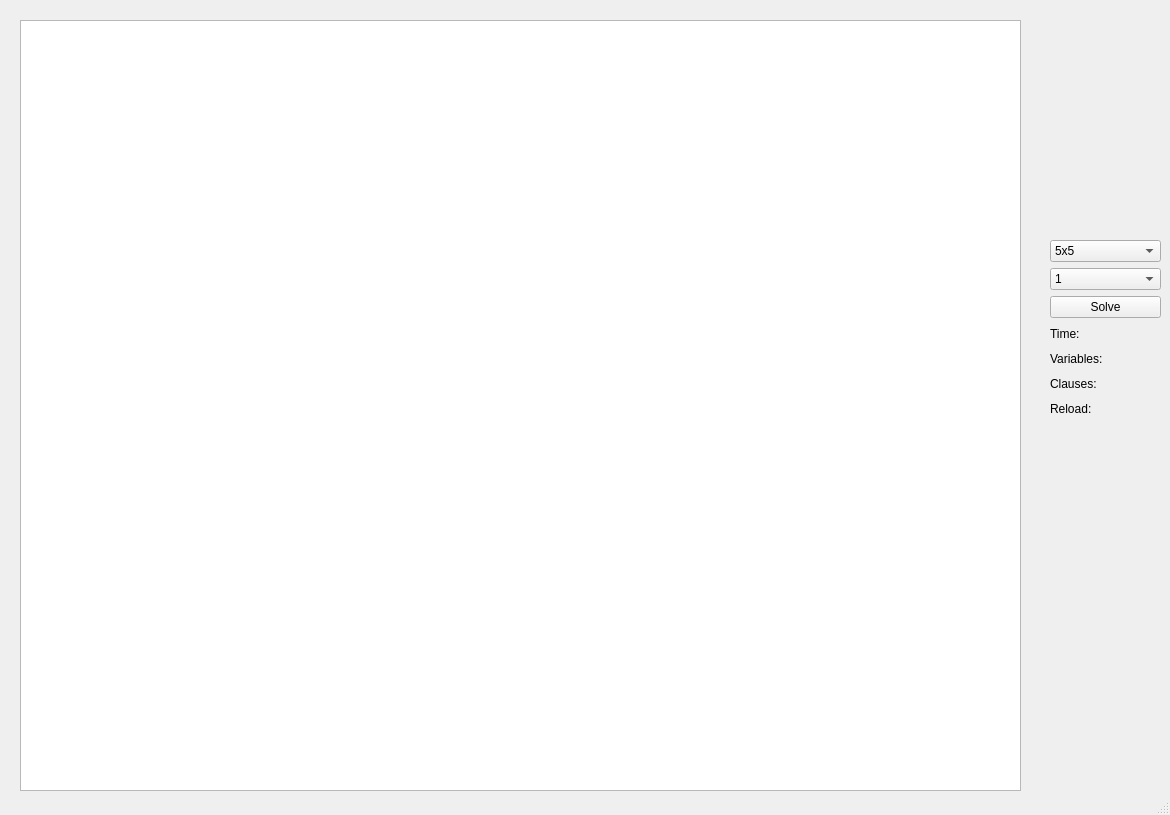
Above: map/ui.ui from PhamVietHaK64/Slitherlink before the change. Below: the same form after it.
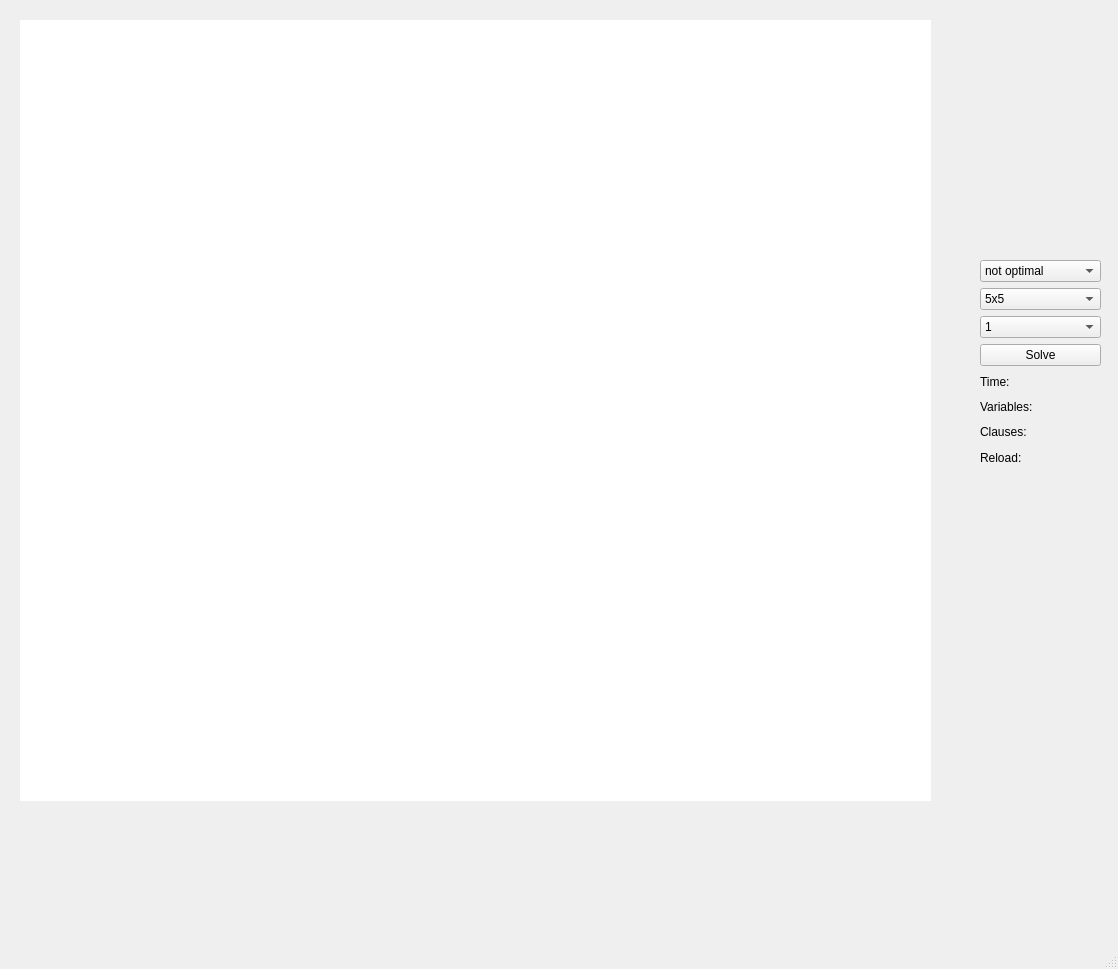
That is the form after the change.

Patch:
```diff
--- a/map/ui.ui
+++ b/map/ui.ui
@@ -9,8 +9,8 @@
    <rect>
     <x>0</x>
     <y>0</y>
-    <width>1170</width>
-    <height>815</height>
+    <width>1118</width>
+    <height>969</height>
    </rect>
   </property>
   <property name="windowTitle">
@@ -20,13 +20,27 @@
    <widget class="QWidget" name="verticalLayoutWidget">
     <property name="geometry">
      <rect>
-      <x>1050</x>
-      <y>240</y>
-      <width>111</width>
-      <height>203</height>
+      <x>980</x>
+      <y>260</y>
+      <width>121</width>
+      <height>232</height>
      </rect>
     </property>
     <layout class="QVBoxLayout" name="verticalLayout">
+     <item>
+      <widget class="QComboBox" name="input_method">
+       <item>
+        <property name="text">
+         <string>not optimal</string>
+        </property>
+       </item>
+       <item>
+        <property name="text">
+         <string>optimal</string>
+        </property>
+       </item>
+      </widget>
+     </item>
      <item>
       <widget class="QComboBox" name="input_size">
        <item>
@@ -137,8 +151,8 @@
      <rect>
       <x>20</x>
       <y>20</y>
-      <width>1001</width>
-      <height>771</height>
+      <width>911</width>
+      <height>781</height>
      </rect>
     </property>
     <property name="sizePolicy">
@@ -154,7 +168,9 @@
      <enum>Qt::DefaultContextMenu</enum>
     </property>
     <property name="styleSheet">
-     <string notr="true"/>
+     <string notr="true">QTableWidget{
+	border: none
+}</string>
     </property>
     <property name="lineWidth">
      <number>0</number>
@@ -178,38 +194,104 @@
      <bool>false</bool>
     </property>
     <property name="gridStyle">
-     <enum>Qt::NoPen</enum>
+     <enum>Qt::DotLine</enum>
     </property>
     <property name="cornerButtonEnabled">
      <bool>true</bool>
     </property>
+    <property name="rowCount">
+     <number>30</number>
+    </property>
+    <property name="columnCount">
+     <number>30</number>
+    </property>
     <attribute name="horizontalHeaderVisible">
      <bool>false</bool>
     </attribute>
     <attribute name="horizontalHeaderDefaultSectionSize">
-     <number>22</number>
+     <number>30</number>
     </attribute>
     <attribute name="horizontalHeaderHighlightSections">
      <bool>false</bool>
     </attribute>
     <attribute name="horizontalHeaderMinimumSectionSize">
-     <number>22</number>
+     <number>30</number>
     </attribute>
     <attribute name="verticalHeaderVisible">
      <bool>false</bool>
     </attribute>
     <attribute name="verticalHeaderDefaultSectionSize">
-     <number>22</number>
+     <number>30</number>
     </attribute>
     <attribute name="verticalHeaderHighlightSections">
      <bool>false</bool>
     </attribute>
     <attribute name="verticalHeaderMinimumSectionSize">
-     <number>22</number>
+     <number>30</number>
     </attribute>
     <attribute name="verticalHeaderShowSortIndicator" stdset="0">
-     <bool>true</bool>
+     <bool>false</bool>
     </attribute>
+    <row/>
+    <row/>
+    <row/>
+    <row/>
+    <row/>
+    <row/>
+    <row/>
+    <row/>
+    <row/>
+    <row/>
+    <row/>
+    <row/>
+    <row/>
+    <row/>
+    <row/>
+    <row/>
+    <row/>
+    <row/>
+    <row/>
+    <row/>
+    <row/>
+    <row/>
+    <row/>
+    <row/>
+    <row/>
+    <row/>
+    <row/>
+    <row/>
+    <row/>
+    <row/>
+    <column/>
+    <column/>
+    <column/>
+    <column/>
+    <column/>
+    <column/>
+    <column/>
+    <column/>
+    <column/>
+    <column/>
+    <column/>
+    <column/>
+    <column/>
+    <column/>
+    <column/>
+    <column/>
+    <column/>
+    <column/>
+    <column/>
+    <column/>
+    <column/>
+    <column/>
+    <column/>
+    <column/>
+    <column/>
+    <column/>
+    <column/>
+    <column/>
+    <column/>
+    <column/>
    </widget>
   </widget>
   <widget class="QStatusBar" name="statusbar"/>
```
